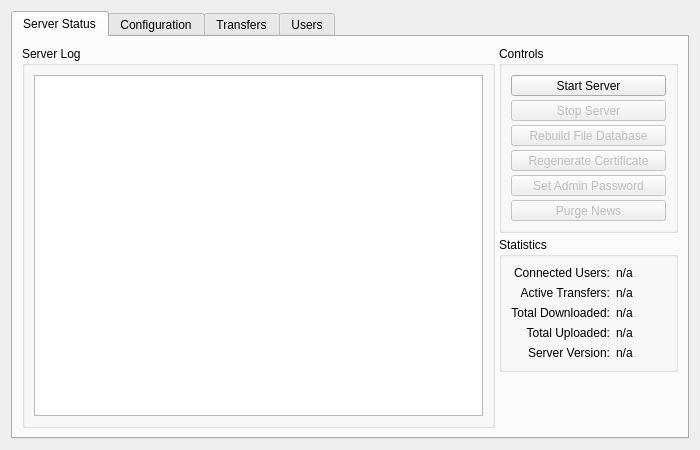
This is qw_server_gui/QwmMonitorWindow.ui in pcjpnet/qwired-suite as Qt 5 draws it before an edit. The edited form follows.
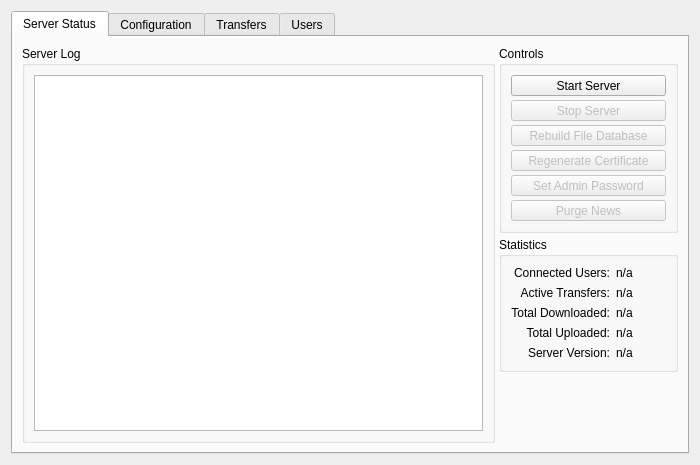
This is the edited form. Icons and pictures are not drawn.

Commit message: Changed toolbar to Qt-native on Mac OS X. (experimental)

Patch:
```diff
--- a/qw_server_gui/QwmMonitorWindow.ui
+++ b/qw_server_gui/QwmMonitorWindow.ui
@@ -7,7 +7,7 @@
     <x>0</x>
     <y>0</y>
     <width>700</width>
-    <height>450</height>
+    <height>465</height>
    </rect>
   </property>
   <property name="windowTitle">
```
The commit also changes 4 other files.
